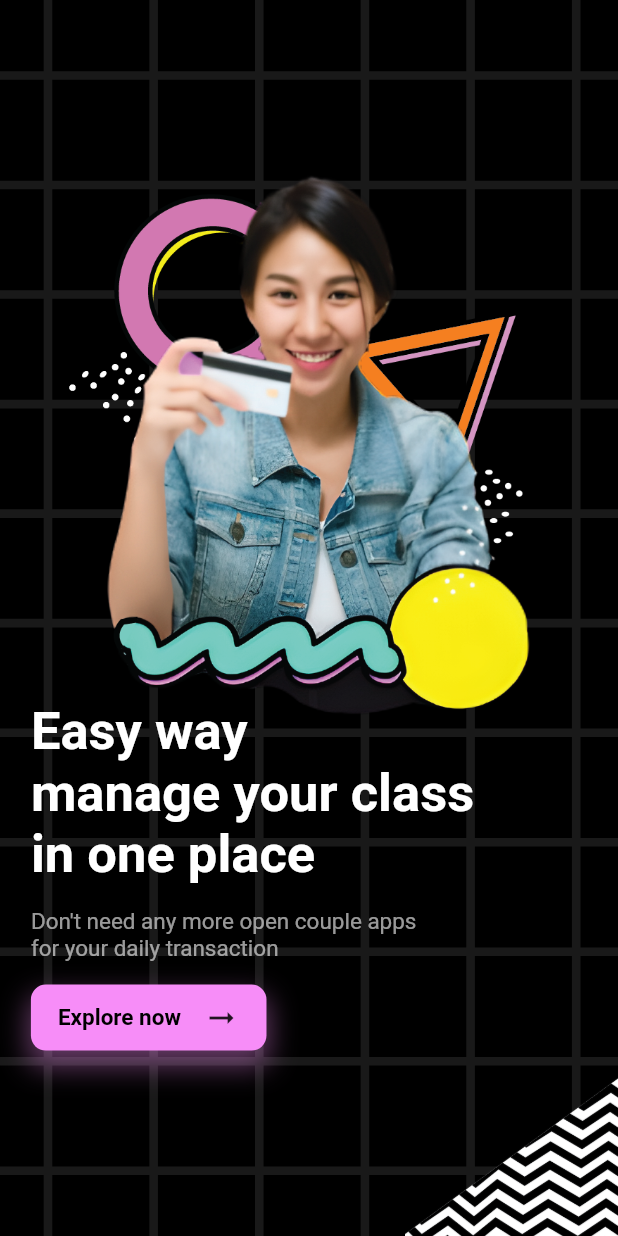
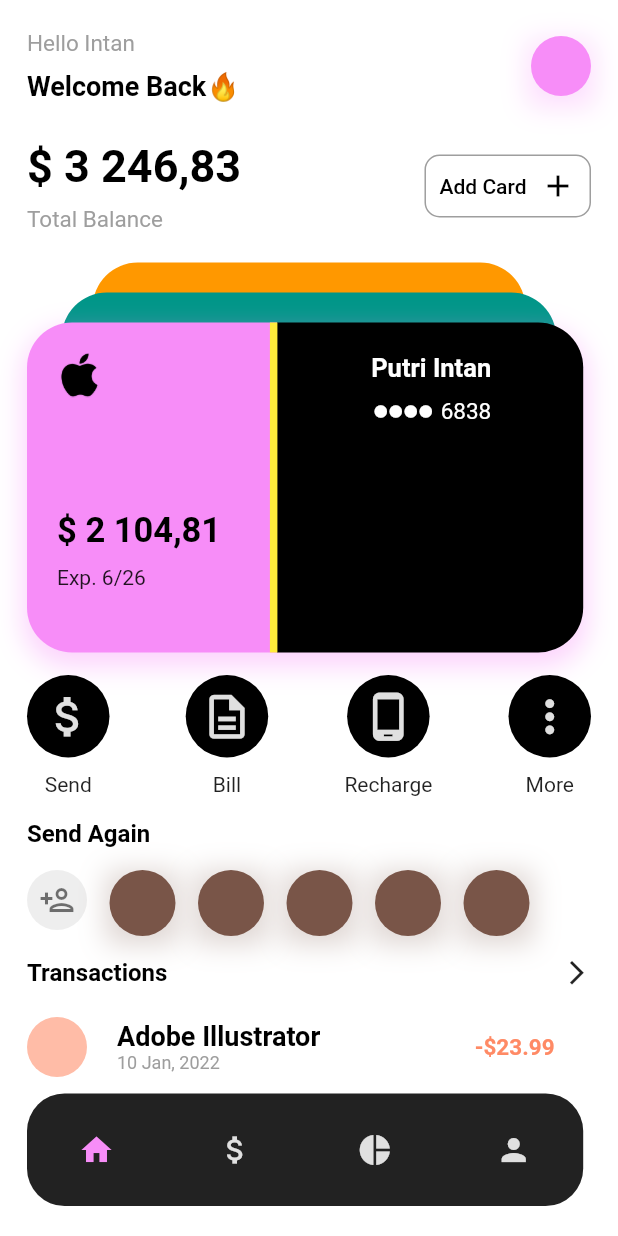
Before and after one commit to VirtualAstronaut/design, a Flutter app: the screen it shows after launch, on a phone screen of 412 x 824 dp. Run offline on Flutter 3.47's test engine with Material 2 defaults, Android fonts, the phone set to English and light mode, and no system bars.

Commit message:
added homescreen

```diff
--- a/lib/app_theme.dart
+++ b/lib/app_theme.dart
@@ -10,13 +10,36 @@ class AppTheme {
   static const TextStyle buttonTextStyle =
       TextStyle(color: Colors.black, fontSize: 15, fontWeight: FontWeight.bold);
   static const Color pinkColor = Color(0xffF78DF8);
+
+  static const TextStyle greyTextStyle = TextStyle(
+    color: Colors.grey,
+    fontSize: 15,
+  );
+  static List<BoxShadow> getBoxShadow(
+      {double x = 0,
+      double y = 0,
+      Color color = Colors.black54,
+      double blurRadius = 15}) {
+    return [
+      BoxShadow(
+          offset: Offset(x, y),
+          color: color,
+          blurRadius: blurRadius,
+          spreadRadius: 2)
+    ];
+  }
 }
 
 extension CustomText on Text {
-  getColoredAndSized({required Color color, required double fontSize}) {
-    return Text(
-      data!,
-      style: TextStyle(color: color, fontSize: fontSize),
-    );
+  Text getCustomText(
+      {Color color = Colors.black,
+      double fontSize = 15,
+      FontWeight fontWeight = FontWeight.normal}) {
+    return Text(data!,
+        style: TextStyle(
+          color: color,
+          fontSize: fontSize,
+          fontWeight: fontWeight,
+        ));
   }
 }
--- a/lib/main.dart
+++ b/lib/main.dart
@@ -1,5 +1,7 @@
+import 'package:design/screen/home_screen.dart';
 import 'package:design/screen/splash_screen.dart';
 import 'package:flutter/material.dart';
+import 'package:flutter/services.dart';
 
 void main() {
   runApp(const DesignApp());
@@ -10,8 +12,11 @@ class DesignApp extends StatelessWidget {
 
   @override
   Widget build(BuildContext context) {
+    SystemChrome.setPreferredOrientations(
+        [DeviceOrientation.portraitUp, DeviceOrientation.portraitDown]);
+
     return MaterialApp(
-      home: SplashScreen(),
+      home: HomeScreen(),
     );
   }
 }
--- /dev/null
+++ b/lib/screen/home_screen.dart
@@ -0,0 +1,435 @@
+import 'dart:math';
+
+import 'package:design/app_theme.dart';
+
+import 'package:flutter/material.dart';
+import 'package:flutter/services.dart';
+
+class HomeScreen extends StatelessWidget {
+  const HomeScreen({Key? key}) : super(key: key);
+  static const List<ButtonIcons> buttons = [
+    ButtonIcons(Icons.attach_money, "Send"),
+    ButtonIcons(Icons.description_outlined, "Bill"),
+    ButtonIcons(Icons.phone_android_outlined, "Recharge"),
+    ButtonIcons(Icons.more_vert_outlined, "More"),
+  ];
+  static const List<IconData> icons = [
+    Icons.home,
+    Icons.attach_money,
+    Icons.pie_chart,
+    Icons.person
+  ];
+  @override
+  Widget build(BuildContext context) {
+    final height = MediaQuery.of(context).size.height;
+    final width = MediaQuery.of(context).size.width;
+    SystemChrome.setEnabledSystemUIMode(SystemUiMode.immersive);
+    return Scaffold(
+      backgroundColor: Colors.white,
+      body: Padding(
+        padding: const EdgeInsets.symmetric(horizontal: 18, vertical: 20),
+        child: Stack(
+          children: [
+            Column(
+              crossAxisAlignment: CrossAxisAlignment.start,
+              children: [
+                const AppBarWidget(),
+                const SizedBox(
+                  height: 25,
+                ),
+                const HeaderBuilder(),
+                const SizedBox(
+                  height: 20,
+                ),
+                CardLayoutBuilder(width: width),
+                const SizedBox(
+                  height: 15,
+                ),
+                const ButtonsBuilderWidget(buttons: buttons),
+                const SizedBox(
+                  height: 15,
+                ),
+                const SendAgainLayoutBuilder(),
+                const SizedBox(
+                  height: 15,
+                ),
+                TransactionsBuilder(width: width),
+              ],
+            ),
+            Positioned(
+                bottom: 0,
+                child: Container(
+                  height: 75,
+                  width: width * .9,
+                  padding: const EdgeInsets.symmetric(vertical: 6),
+                  decoration: BoxDecoration(
+                      color: Colors.black87,
+                      borderRadius: BorderRadius.circular(25)),
+                  child: Row(
+                    mainAxisAlignment: MainAxisAlignment.spaceAround,
+                    children: List.generate(
+                        4,
+                        (index) => Icon(
+                              icons[index],
+                              color: index != 0
+                                  ? Colors.grey.shade300
+                                  : AppTheme.pinkColor,
+                            )),
+                  ),
+                ))
+          ],
+        ),
+      ),
+    );
+  }
+}
+
+class TransactionsBuilder extends StatelessWidget {
+  const TransactionsBuilder({
+    Key? key,
+    required this.width,
+  }) : super(key: key);
+
+  final double width;
+
+  @override
+  Widget build(BuildContext context) {
+    return Column(
+      children: [
+        Row(
+          mainAxisAlignment: MainAxisAlignment.spaceBetween,
+          children: [
+            const Text('Transactions').getCustomText(
+                fontSize: 16, color: Colors.black, fontWeight: FontWeight.bold),
+            const Icon(
+              Icons.arrow_forward_ios,
+              size: 19,
+            )
+          ],
+        ),
+        const SizedBox(
+          height: 20,
+        ),
+        Row(
+          children: [
+            CircleAvatar(
+              backgroundColor: Colors.deepOrange.withOpacity(.4),
+            ),
+            const SizedBox(
+              width: 20,
+            ),
+            Column(
+              crossAxisAlignment: CrossAxisAlignment.start,
+              children: [
+                const Text('Adobe Illustrator')
+                    .getCustomText(fontSize: 18, fontWeight: FontWeight.w600),
+                const Text('10 Jan, 2022')
+                    .getCustomText(fontSize: 12, color: Colors.grey),
+              ],
+            ),
+            SizedBox(
+              width: width * .25,
+            ),
+            const Text('-\$23.99').getCustomText(
+                color: Colors.deepOrange.shade300,
+                fontSize: 15,
+                fontWeight: FontWeight.bold)
+          ],
+        ),
+      ],
+    );
+  }
+}
+
+class SendAgainLayoutBuilder extends StatelessWidget {
+  const SendAgainLayoutBuilder({
+    Key? key,
+  }) : super(key: key);
+
+  @override
+  Widget build(BuildContext context) {
+    return Column(
+      crossAxisAlignment: CrossAxisAlignment.start,
+      children: [
+        const Text('Send Again')
+            .getCustomText(fontSize: 16, fontWeight: FontWeight.bold),
+        const SizedBox(
+          height: 15,
+        ),
+        Wrap(
+          spacing: 15,
+          children: <Widget>[
+            CircleAvatar(
+              backgroundColor: Colors.grey.shade200,
+              child: const Icon(
+                Icons.person_add_outlined,
+                color: Colors.black54,
+              ),
+            )
+          ]
+              .followedBy(List.generate(5, (index) {
+                final Color randomColor =
+                    Colors.primaries[Random().nextInt(Colors.primaries.length)];
+                return DecoratedBox(
+                    child: CircleAvatar(
+                      radius: 22,
+                      backgroundColor: randomColor,
+                    ),
+                    decoration: BoxDecoration(
+                        boxShadow: AppTheme.getBoxShadow(
+                            x: 0, y: 3, color: randomColor.withOpacity(.25))));
+              }))
+              .toList(),
+        ),
+      ],
+    );
+  }
+}
+
+class ButtonsBuilderWidget extends StatelessWidget {
+  const ButtonsBuilderWidget({
+    Key? key,
+    required this.buttons,
+  }) : super(key: key);
+
+  final List<ButtonIcons> buttons;
+
+  @override
+  Widget build(BuildContext context) {
+    return Row(
+      mainAxisAlignment: MainAxisAlignment.spaceBetween,
+      children: List.generate(
+          4,
+          (index) => Column(
+                children: [
+                  Container(
+                    padding: const EdgeInsets.all(10),
+                    decoration: const BoxDecoration(
+                        color: Colors.black, shape: BoxShape.circle),
+                    child: Icon(
+                      buttons[index].iconData,
+                      color: Colors.grey.shade300,
+                      size: 35,
+                    ),
+                  ),
+                  const SizedBox(
+                    height: 10,
+                  ),
+                  Text(buttons[index].bottomText)
+                ],
+              )),
+    );
+  }
+}
+
+class CardLayoutBuilder extends StatelessWidget {
+  const CardLayoutBuilder({
+    Key? key,
+    required this.width,
+  }) : super(key: key);
+
+  final double width;
+
+  @override
+  Widget build(BuildContext context) {
+    return Stack(
+      children: [
+        Center(
+          child: Container(
+            height: 220,
+
+            // alignment: Alignment.center,
+            width: width * .7,
+            decoration: BoxDecoration(
+                borderRadius: BorderRadius.circular(30), color: Colors.orange),
+          ),
+        ),
+        Center(
+          child: Container(
+            height: 220,
+            margin: const EdgeInsets.only(top: 20),
+            // alignment: Alignment.center,
+            width: width * .8,
+            decoration: BoxDecoration(
+                borderRadius: BorderRadius.circular(30), color: Colors.teal),
+          ),
+        ),
+        Container(
+          height: 220,
+          margin: const EdgeInsets.only(top: 40),
+          width: width * .9,
+          // padding: const EdgeInsets.symmetric(horizontal: 20, vertical: 25),
+          decoration: BoxDecoration(
+              borderRadius: BorderRadius.circular(30),
+              boxShadow: AppTheme.getBoxShadow(
+                  x: 0, y: 7, color: AppTheme.pinkColor.withOpacity(.4)),
+              gradient: const LinearGradient(
+                colors: [
+                  AppTheme.pinkColor,
+                  Colors.black,
+                ],
+                stops: [
+                  .45,
+                  .45,
+                ],
+              )),
+          child: Row(children: [
+            Padding(
+              padding: const EdgeInsets.symmetric(vertical: 20, horizontal: 20),
+              child: Column(
+                crossAxisAlignment: CrossAxisAlignment.start,
+                children: [
+                  const Image(
+                    image: const AssetImage('assets/images/apple_logo.png'),
+                    height: 30,
+                    width: 30,
+                  ),
+                  const SizedBox(
+                    height: 75,
+                  ),
+                  const Text('\$ 2 104,81')
+                      .getCustomText(fontSize: 23, fontWeight: FontWeight.bold),
+                  const SizedBox(
+                    height: 10,
+                  ),
+                  const Text('Exp. 6/26')
+                ],
+              ),
+            ),
+            const VerticalDivider(
+              color: Colors.yellow,
+              thickness: 5,
+              width: 30,
+            ),
+            const SizedBox(
+              width: 30,
+            ),
+            Padding(
+              padding: const EdgeInsets.symmetric(vertical: 20, horizontal: 20),
+              child: Column(
+                crossAxisAlignment: CrossAxisAlignment.end,
+                children: [
+                  const Text('Putri Intan').getCustomText(
+                      color: Colors.white,
+                      fontSize: 17,
+                      fontWeight: FontWeight.bold),
+                  const SizedBox(
+                    height: 10,
+                  ),
+                  Row(
+                      mainAxisAlignment: MainAxisAlignment.start,
+                      children: List<Widget>.generate(
+                          4,
+                          (index) => const Icon(
+                                Icons.circle,
+                                color: Colors.white,
+                                size: 10,
+                              )).followedBy([
+                        const SizedBox(
+                          width: 5,
+                        ),
+                        const Text('6838').getCustomText(color: Colors.white)
+                      ]).toList()),
+                ],
+              ),
+            ),
+          ]),
+        ),
+      ],
+    );
+  }
+}
+
+class HeaderBuilder extends StatelessWidget {
+  const HeaderBuilder({
+    Key? key,
+  }) : super(key: key);
+
+  @override
+  Widget build(BuildContext context) {
+    return Row(
+      mainAxisAlignment: MainAxisAlignment.spaceBetween,
+      children: [
+        Column(
+          crossAxisAlignment: CrossAxisAlignment.start,
+          children: [
+            const Text(
+              '\$ 3 246,83',
+            ).getCustomText(fontSize: 30, fontWeight: FontWeight.bold),
+            const SizedBox(
+              height: 9,
+            ),
+            const Text(
+              'Total Balance',
+            ).getCustomText(fontSize: 15, color: Colors.grey),
+          ],
+        ),
+        OutlinedButton(
+            onPressed: () {},
+            style: ButtonStyle(
+                padding: MaterialStateProperty.all(
+                    const EdgeInsets.symmetric(vertical: 9, horizontal: 10)),
+                shape: MaterialStateProperty.all(RoundedRectangleBorder(
+                    borderRadius: BorderRadius.circular(10))),
+                side: MaterialStateProperty.all(
+                    const BorderSide(color: Colors.black38, width: 1)),
+                foregroundColor: MaterialStateProperty.all(Colors.black)),
+            child: Row(
+              children: const [
+                Text('Add Card'),
+                SizedBox(
+                  width: 9,
+                ),
+                Icon(Icons.add)
+              ],
+            )),
+      ],
+    );
+  }
+}
+
+class AppBarWidget extends StatelessWidget {
+  const AppBarWidget({
+    Key? key,
+  }) : super(key: key);
+
+  @override
+  Widget build(BuildContext context) {
+    return Row(
+      mainAxisSize: MainAxisSize.max,
+      mainAxisAlignment: MainAxisAlignment.spaceBetween,
+      children: [
+        Column(
+          crossAxisAlignment: CrossAxisAlignment.start,
+          children: [
+            const Text(
+              'Hello Intan',
+              style: AppTheme.greyTextStyle,
+            ),
+            const SizedBox(
+              height: 9,
+            ),
+            const Text(
+              'Welcome Back🔥',
+            ).getCustomText(fontSize: 18, fontWeight: FontWeight.bold),
+          ],
+        ),
+        DecoratedBox(
+          decoration: BoxDecoration(
+              boxShadow: AppTheme.getBoxShadow(
+                  x: 0, y: 5, color: AppTheme.pinkColor.withOpacity(.3))),
+          child: const CircleAvatar(
+            backgroundColor: AppTheme.pinkColor,
+          ),
+        )
+      ],
+    );
+  }
+}
+
+class ButtonIcons {
+  final IconData iconData;
+  final String bottomText;
+
+  const ButtonIcons(this.iconData, this.bottomText);
+}
--- a/lib/screen/splash_screen.dart
+++ b/lib/screen/splash_screen.dart
@@ -1,4 +1,3 @@
-import 'package:design/components/clipper.dart';
 import 'package:design/components/grid_background.dart';
 import 'package:flutter/material.dart';
 import 'package:design/app_theme.dart';
--- a/pubspec.yaml
+++ b/pubspec.yaml
@@ -61,6 +61,7 @@ flutter:
   assets:
     - assets/images/initialphoto.png
     - assets/images/wave_bg.png
+    - assets/images/apple_logo.png
   #   - images/a_dot_ham.jpeg
 
   # An image asset can refer to one or more resolution-specific "variants", see
```
Also changed, not shown: assets/images/apple_logo.png (added).
